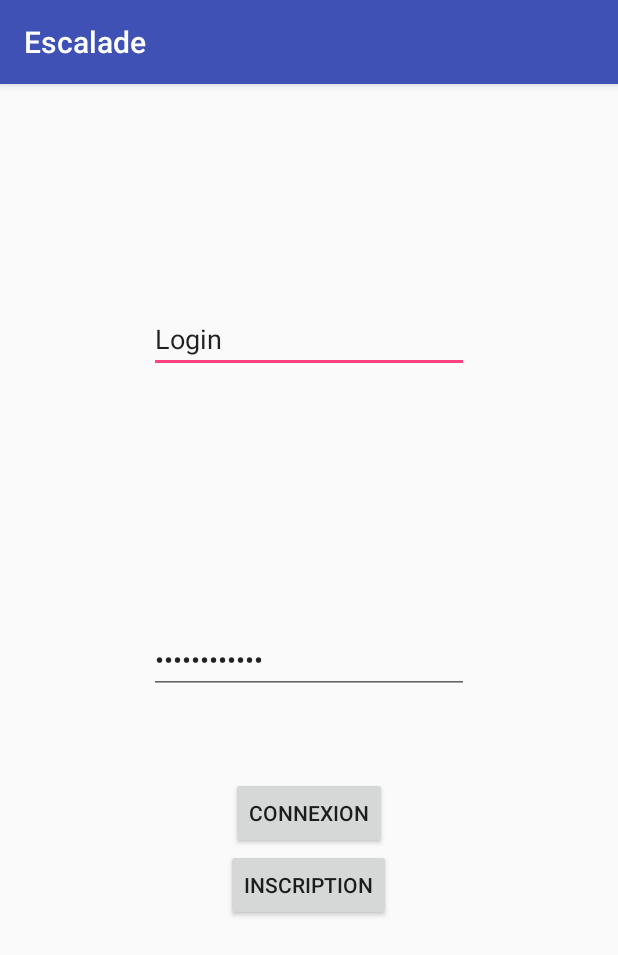
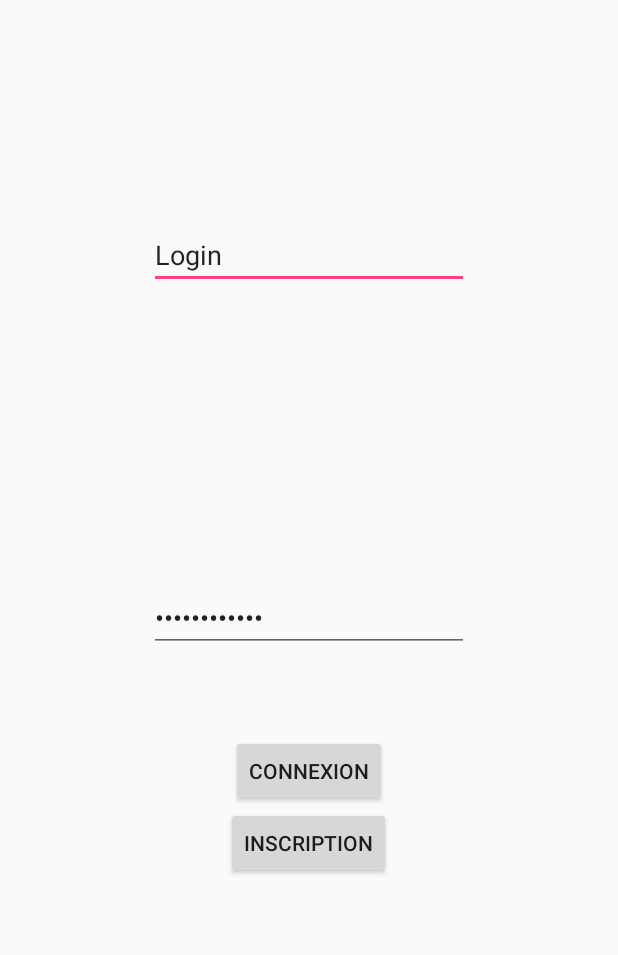
Before and after one commit to andgsk/AndroidTP2, an Android app: the screen it shows after launch (LoginActivity), on a phone screen of 412 x 824 dp. Shown: the top 955 px of the screen. Run offline under Robolectric (Android 15) with nearby library versions, the phone set to English and light mode, and no system bars.

Commit message:
removed actionbar for drawer. :3

```diff
--- a/app/src/main/AndroidManifest.xml
+++ b/app/src/main/AndroidManifest.xml
@@ -8,7 +8,10 @@
         android:label="@string/app_name"
         android:supportsRtl="true"
         android:theme="@style/AppTheme">
-        <activity android:name=".LoginActivity">
+        <activity
+            android:name=".LoginActivity"
+            android:label="@string/app_name"
+            android:theme="@style/AppTheme.NoActionBar">
             <intent-filter>
                 <action android:name="android.intent.action.MAIN" />
 
--- a/app/src/main/res/values/styles.xml
+++ b/app/src/main/res/values/styles.xml
@@ -1,4 +1,11 @@
 <resources>
+    <style name="AppTheme.NoActionBar">
+        <item name="windowActionBar">false</item>
+        <item name="windowNoTitle">true</item>
+    </style>
+
+    <style name="AppTheme.AppBarOverlay" parent="ThemeOverlay.AppCompat.Dark.ActionBar" />
+    <style name="AppTheme.PopupOverlay" parent="ThemeOverlay.AppCompat.Light" />
 
     <!-- Base application theme. -->
     <style name="AppTheme" parent="Theme.AppCompat.Light.DarkActionBar">
```
Also changed, not shown: app/src/main/java/deptinfo/cegepgarneau/ca/tp2/fragments/InscriptionFragment.java (added, +26 -0 lines).
